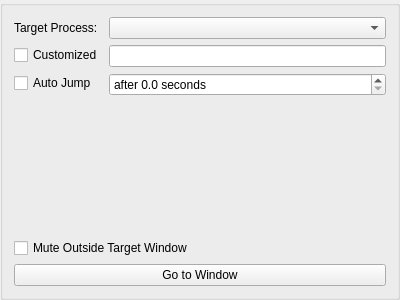
First picture: the form in ui/key_out_group_box.ui, repository esun-z/live-resonance, before the edit.
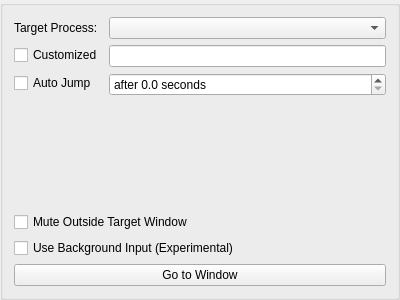
Second picture: the form after the edit.

Commit message: fix: ui state updated after midi in worker error; feat: background keyboard input

The edit to the form file:
```diff
--- a/ui/key_out_group_box.ui
+++ b/ui/key_out_group_box.ui
@@ -74,6 +74,13 @@
      </property>
     </widget>
    </item>
+   <item>
+    <widget class="QCheckBox" name="background_input_check_box">
+     <property name="text">
+      <string>Use Background Input (Experimental)</string>
+     </property>
+    </widget>
+   </item>
    <item>
     <widget class="QPushButton" name="jump_push_button">
      <property name="text">
```
The commit also changes 10 other files.
